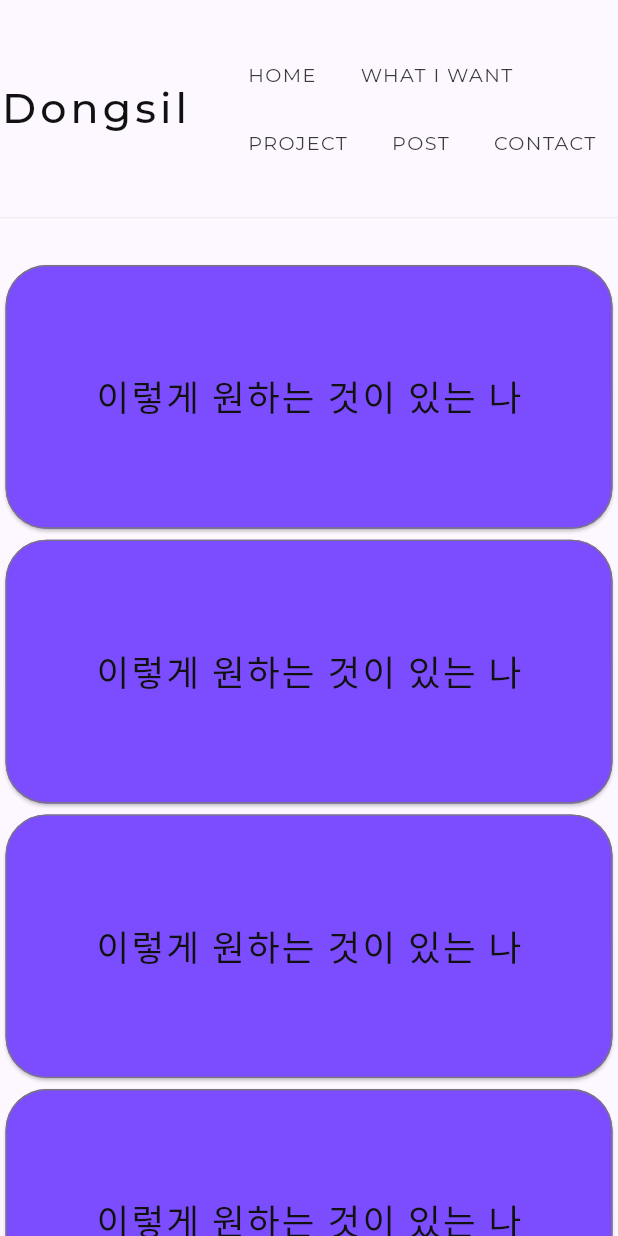
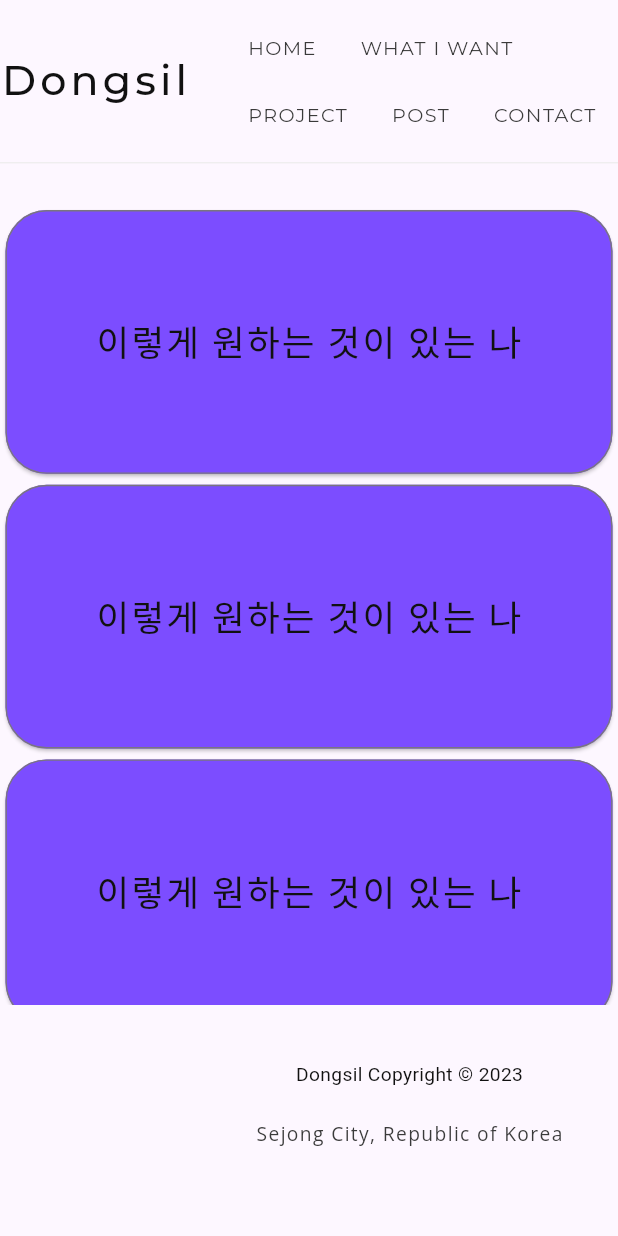
Before and after one commit to ggumgil/dongsilweb, a Flutter app: the screen it shows after launch, after a tap on "WHAT I WANT", on a phone screen of 412 x 824 dp. Run offline on Flutter 3.47's test engine with Material 2 defaults, Android fonts, the phone set to English and light mode, and no system bars; our stand-ins replace google_fonts, responsive_framework; Roboto replaces fonts that are missing (Jua).

Commit message:
main container ( footer, menubar 포함 위젯 ) 추가

```diff
--- a/lib/pages/home_page.dart
+++ b/lib/pages/home_page.dart
@@ -2,8 +2,7 @@ import 'dart:ui';
 
 import 'package:dongsilweb/constant/text.dart';
 import 'package:dongsilweb/widgets/blog.dart';
-import 'package:dongsilweb/widgets/footer.dart';
-import 'package:dongsilweb/widgets/menu_bar.dart';
+import 'package:dongsilweb/widgets/main_container.dart';
 import 'package:dongsilweb/widgets/text.dart';
 import 'package:flutter/material.dart';
 
@@ -14,11 +13,10 @@ class HomePage extends StatelessWidget {
 
   @override
   Widget build(BuildContext context) {
-    return Scaffold(
-      body: SingleChildScrollView(
+    return MainContainer(
+      container: SingleChildScrollView(
         child: Column(
           children: [
-            const MenuBar(),
             Row(
               mainAxisSize: MainAxisSize.max,
               children: [
@@ -73,8 +71,6 @@ class HomePage extends StatelessWidget {
                 ),
               ],
             ),
-            divider,
-            const Footer()
           ],
         ),
       ),
--- a/lib/pages/whatiwant_page.dart
+++ b/lib/pages/whatiwant_page.dart
@@ -1,10 +1,8 @@
 import 'package:dongsilweb/constant/colors.dart';
-import 'package:dongsilweb/widgets/footer.dart';
-import 'package:dongsilweb/widgets/menu_bar.dart';
+import 'package:dongsilweb/widgets/main_container.dart';
 import 'package:dongsilweb/widgets/web_card.dart';
 import 'package:flutter/material.dart';
 
-import '../widgets/blog.dart';
 
 class WhatIWantPage extends StatelessWidget {
   const WhatIWantPage({
@@ -13,11 +11,10 @@ class WhatIWantPage extends StatelessWidget {
 
   @override
   Widget build(BuildContext context) {
-    return Scaffold(
-      body: SingleChildScrollView(
+    return MainContainer(
+      container: SingleChildScrollView(
         child: Column(
           children: [
-            const MenuBar(),
             WebCard(
                 width: MediaQuery.of(context).size.width,
                 height: 200,
@@ -38,8 +35,6 @@ class WhatIWantPage extends StatelessWidget {
                 height: 200,
                 color: randomColor,
                 text: '이렇게 원하는 것이 있는 나'),
-            divider,
-            const Footer(),
           ],
         ),
       ),
--- a/lib/routes.dart
+++ b/lib/routes.dart
@@ -3,11 +3,11 @@ import 'package:flutter/widgets.dart';
 
 class Routes {
   static const String home = "/";
-  static const String post = "post";
-  static const String style = "style";
-  static const String contact = "contact";
-  static const String whatiwant = "whatiwant";
-  static const String projects = "projects";
+  static const String post = "/post";
+  static const String style = "/style";
+  static const String contact = "/contact";
+  static const String whatiwant = "/whatiwant";
+  static const String projects = "/projects";
 
   static Route<T> fadeThrough<T>(RouteSettings settings, WidgetBuilder page,
       {int duration = 300}) {
--- a/lib/widgets/carousel.dart
+++ b/lib/widgets/carousel.dart
@@ -8,6 +8,7 @@ class Carousel extends StatefulWidget {
   final List? images;
 
   //All the images on this Carousel.
+  // ignore: prefer_typing_uninitialized_variables
   final defaultImage;
 
   //The transition animation timing curve. Default is [Curves.ease]
--- a/lib/widgets/footer.dart
+++ b/lib/widgets/footer.dart
@@ -9,9 +9,14 @@ class Footer extends StatelessWidget {
   Widget build(BuildContext context) {
     return Container(
       padding: const EdgeInsets.symmetric(vertical: 40, horizontal: 40),
-      child: const Align(
+      child: Align(
         alignment: Alignment.centerRight,
-        child: TextBody(text: "Dongsil Copyright © 2023"),
+        child: Column(
+          children: const [
+            TextBody(text: "Dongsil Copyright © 2023"),
+            TextBodySecondary(text: "Sejong City, Republic of Korea"),
+          ],
+        ),
       ),
     );
   }
--- /dev/null
+++ b/lib/widgets/main_container.dart
@@ -0,0 +1,23 @@
+import 'package:dongsilweb/widgets/footer.dart';
+import 'package:dongsilweb/widgets/menu_bar.dart';
+import 'package:flutter/material.dart';
+
+class MainContainer extends StatelessWidget {
+  const MainContainer({super.key, required this.container});
+  final Widget container;
+
+  @override
+  Widget build(BuildContext context) {
+    return Scaffold(
+      body: Column(
+        children: [
+          const MenuBar(),
+          Expanded(
+            child: container,
+          ),
+          const Footer(),
+        ],
+      ),
+    );
+  }
+}
--- a/lib/widgets/menu_bar.dart
+++ b/lib/widgets/menu_bar.dart
@@ -14,7 +14,7 @@ class MenuBar extends StatelessWidget {
       mainAxisSize: MainAxisSize.min,
       children: <Widget>[
         Container(
-          margin: const EdgeInsets.symmetric(vertical: 30),
+          margin: const EdgeInsets.symmetric(vertical: 10),
           child: Row(
             children: <Widget>[
               InkWell(
@@ -36,8 +36,8 @@ class MenuBar extends StatelessWidget {
                   child: Wrap(
                     children: <Widget>[
                       TextButton(
-                        onPressed: () => Navigator.popUntil(context,
-                            ModalRoute.withName(Navigator.defaultRouteName)),
+                        onPressed: () =>
+                            Navigator.pushNamed(context, Routes.home),
                         style: menuButtonStyle,
                         child: Text(
                           menu['sub_title_2']!,
--- a/pubspec.yaml
+++ b/pubspec.yaml
@@ -34,6 +34,7 @@ dependencies:
   flutter:
     sdk: flutter
   flutter_screenutil: ^5.6.0
+  go_router: ^6.0.6
   google_fonts: ^3.0.1
   responsive_framework: ^0.2.0
   url_launcher: ^6.1.7
```
Also changed, not shown: lib/pages/dashboard_page.dart (+3 -14 lines), lib/pages/page_list.dart (+4 -8 lines), lib/pages/page_post.dart (+3 -9 lines), lib/pages/post_grid_page.dart (+3 -9 lines), lib/pages/projects_page.dart (+3 -7 lines), pubspec.lock.
